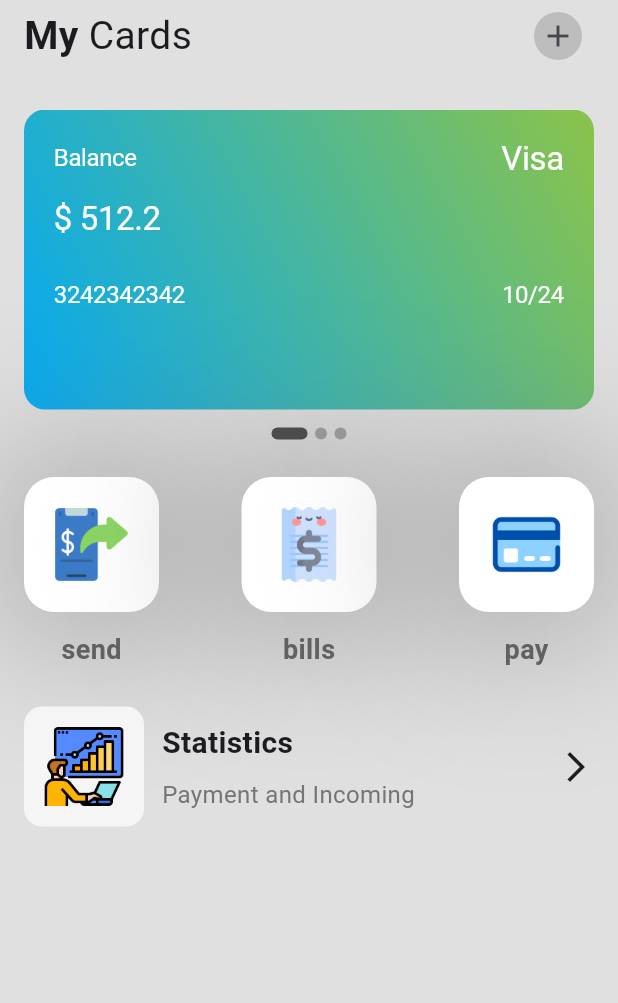
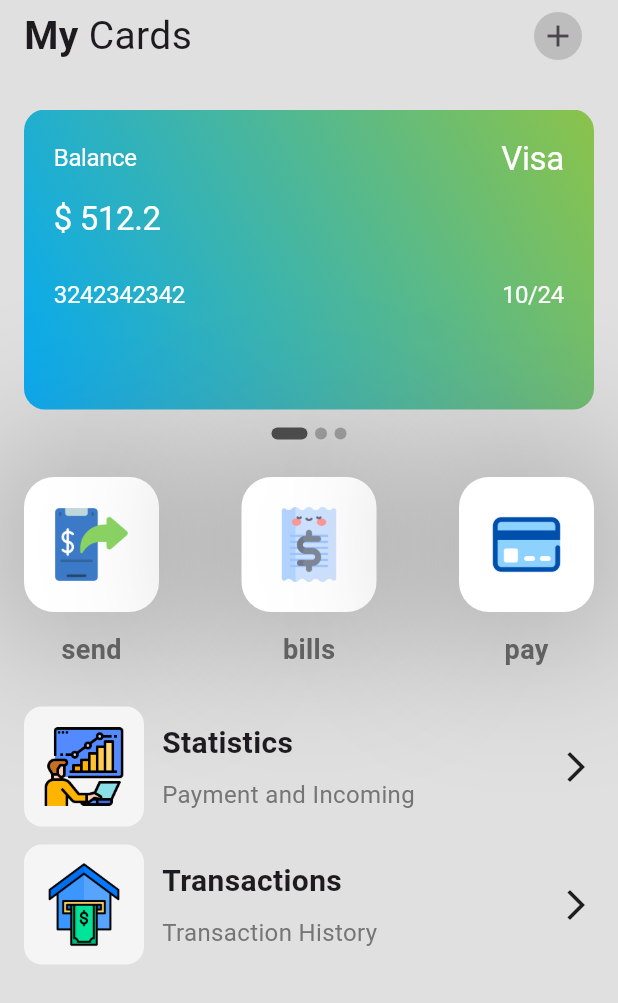
Before and after one commit to songhee24/wallet-app-ui, a Flutter app: the screen it shows after launch, on a phone screen of 412 x 824 dp. Shown: the top 1003 px of the screen. Run offline on Flutter 3.47's test engine with Material 2 defaults, Android fonts, the light colour scheme and no system bars; drawn by our look-alikes of smooth_page_indicator.

Commit message:
menus styling separate component #6

```diff
--- a/lib/src/screens/home_screen.dart
+++ b/lib/src/screens/home_screen.dart
@@ -155,6 +155,12 @@ class _HomeScreenState extends State<HomeScreen> {
                     imageLink: 'assets/icons/monitoring.png',
                     tileName: 'Statistics',
                     tileSubname: 'Payment and Incoming',
+                    marginBottom: 12,
+                  ),
+                  CardListTile(
+                    imageLink: 'assets/icons/payment.png',
+                    tileName: 'Transactions',
+                    tileSubname: 'Transaction History',
                   ),
                 ],
               ),
```
